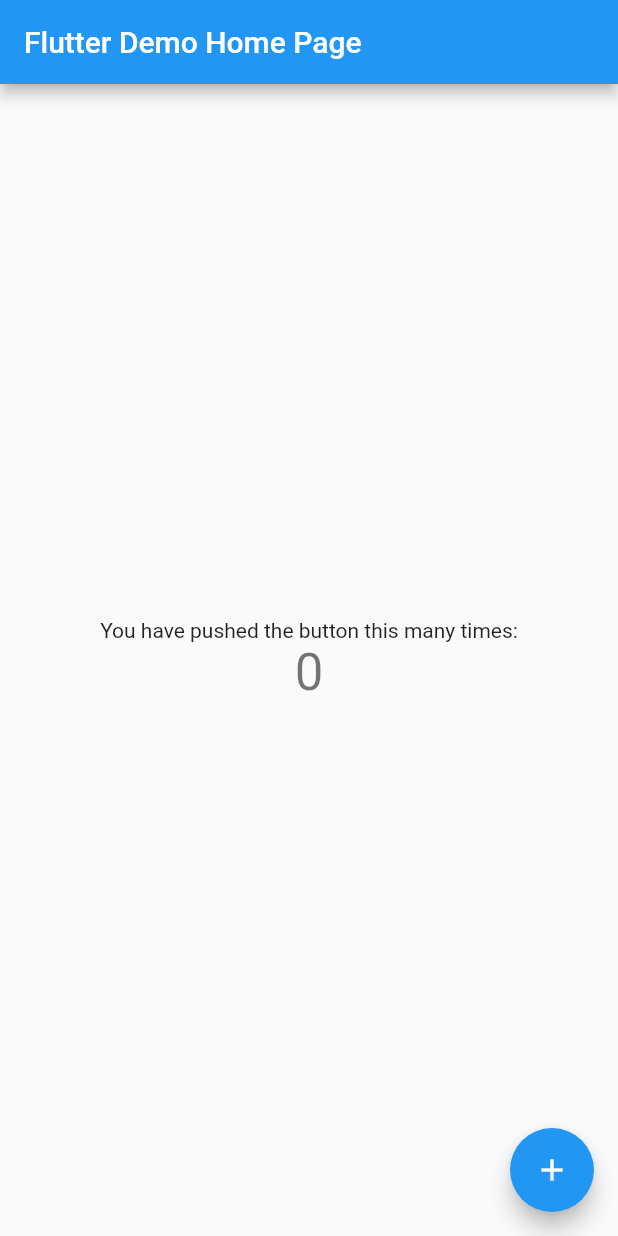
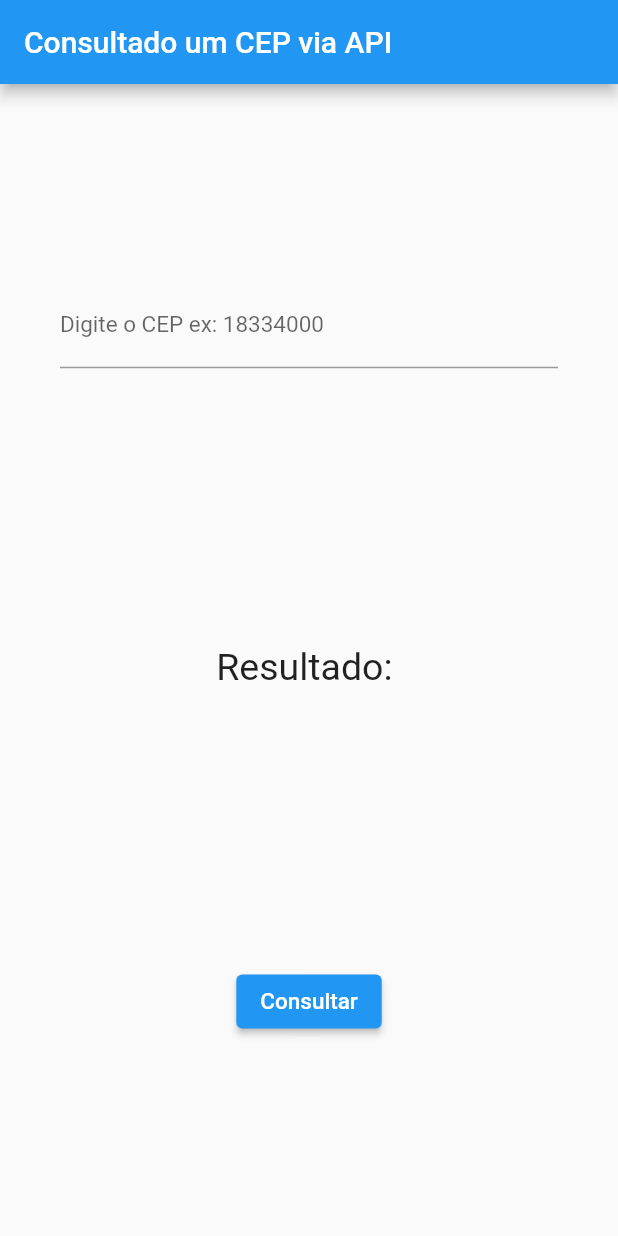
Before and after one commit to CleitonBrito/Flutter, a Flutter app: the screen it shows after launch, on a phone screen of 412 x 824 dp. Run offline on Flutter 3.47's test engine with Material 2 defaults, Android fonts, the light colour scheme and no system bars.

Commit message:
create module Home

```diff
--- /dev/null
+++ b/consulta_app/lib/Home.dart
@@ -0,0 +1,68 @@
+import 'dart:math';
+
+import 'package:flutter/material.dart';
+import 'package:http/http.dart' as http;
+import 'dart:convert';
+
+class Home extends StatefulWidget {
+  @override
+  _HomeState createState() => _HomeState();
+}
+
+class _HomeState extends State<Home> {
+  TextEditingController txtcep = new TextEditingController();
+  String resultado = '';
+
+  _consultaCep() async {
+    String cep = txtcep.text;
+    String url = "https://viacep.com.br/ws/${cep}/json/";
+    http.Response response;
+
+    response = await http.get(Uri.parse(url));
+
+    Map<String, dynamic> retorno = json.decode(response.body);
+
+    String logradouro = retorno["logradouro"];
+    String cidade = retorno["localidade"];
+    String bairro = retorno["bairro"];
+
+    setState(() {
+      resultado = "${logradouro}, ${bairro}, ${cidade}";
+    });
+  }
+
+  @override
+  Widget build(BuildContext context) {
+    return Scaffold(
+        appBar: AppBar(
+          title: Text("Consultado um CEP via API"),
+          backgroundColor: Colors.blue,
+        ),
+        body: Container(
+            padding: EdgeInsets.all(40),
+            child: Column(
+              mainAxisAlignment: MainAxisAlignment.spaceAround,
+              children: <Widget>[
+                TextField(
+                  keyboardType: TextInputType.number,
+                  decoration: InputDecoration(
+                    labelText: "Digite o CEP ex: 18334000",
+                  ),
+                  style: TextStyle(fontSize: 15),
+                  controller: txtcep,
+                ),
+                Text(
+                  "Resultado: ${resultado}",
+                  style: TextStyle(fontSize: 25),
+                ),
+                ElevatedButton(
+                  child: Text(
+                    "Consultar",
+                    style: TextStyle(fontSize: 15),
+                  ),
+                  onPressed: _consultaCep,
+                )
+              ],
+            )));
+  }
+}
--- a/consulta_app/lib/main.dart
+++ b/consulta_app/lib/main.dart
@@ -1,115 +1,6 @@
 import 'package:flutter/material.dart';
+import 'Home.dart';
 
 void main() {
-  runApp(const MyApp());
+  runApp(MaterialApp(home: Home()));
 }
-
-class MyApp extends StatelessWidget {
-  const MyApp({super.key});
-
-  // This widget is the root of your application.
-  @override
-  Widget build(BuildContext context) {
-    return MaterialApp(
-      title: 'Flutter Demo',
-      theme: ThemeData(
-        // This is the theme of your application.
-        //
-        // Try running your application with "flutter run". You'll see the
-        // application has a blue toolbar. Then, without quitting the app, try
-        // changing the primarySwatch below to Colors.green and then invoke
-        // "hot reload" (press "r" in the console where you ran "flutter run",
-        // or simply save your changes to "hot reload" in a Flutter IDE).
-        // Notice that the counter didn't reset back to zero; the application
-        // is not restarted.
-        primarySwatch: Colors.blue,
-      ),
-      home: const MyHomePage(title: 'Flutter Demo Home Page'),
-    );
-  }
-}
-
-class MyHomePage extends StatefulWidget {
-  const MyHomePage({super.key, required this.title});
-
-  // This widget is the home page of your application. It is stateful, meaning
-  // that it has a State object (defined below) that contains fields that affect
-  // how it looks.
-
-  // This class is the configuration for the state. It holds the values (in this
-  // case the title) provided by the parent (in this case the App widget) and
-  // used by the build method of the State. Fields in a Widget subclass are
-  // always marked "final".
-
-  final String title;
-
-  @override
-  State<MyHomePage> createState() => _MyHomePageState();
-}
-
-class _MyHomePageState extends State<MyHomePage> {
-  int _counter = 0;
-
-  void _incrementCounter() {
-    setState(() {
-      // This call to setState tells the Flutter framework that something has
-      // changed in this State, which causes it to rerun the build method below
-      // so that the display can reflect the updated values. If we changed
-      // _counter without calling setState(), then the build method would not be
-      // called again, and so nothing would appear to happen.
-      _counter++;
-    });
-  }
-
-  @override
-  Widget build(BuildContext context) {
-    // This method is rerun every time setState is called, for instance as done
-    // by the _incrementCounter method above.
-    //
-    // The Flutter framework has been optimized to make rerunning build methods
-    // fast, so that you can just rebuild anything that needs updating rather
-    // than having to individually change instances of widgets.
-    return Scaffold(
-      appBar: AppBar(
-        // Here we take the value from the MyHomePage object that was created by
-        // the App.build method, and use it to set our appbar title.
-        title: Text(widget.title),
-      ),
-      body: Center(
-        // Center is a layout widget. It takes a single child and positions it
-        // in the middle of the parent.
-        child: Column(
-          // Column is also a layout widget. It takes a list of children and
-          // arranges them vertically. By default, it sizes itself to fit its
-          // children horizontally, and tries to be as tall as its parent.
-          //
-          // Invoke "debug painting" (press "p" in the console, choose the
-          // "Toggle Debug Paint" action from the Flutter Inspector in Android
-          // Studio, or the "Toggle Debug Paint" command in Visual Studio Code)
-          // to see the wireframe for each widget.
-          //
-          // Column has various properties to control how it sizes itself and
-          // how it positions its children. Here we use mainAxisAlignment to
-          // center the children vertically; the main axis here is the vertical
-          // axis because Columns are vertical (the cross axis would be
-          // horizontal).
-          mainAxisAlignment: MainAxisAlignment.center,
-          children: <Widget>[
-            const Text(
-              'You have pushed the button this many times:',
-            ),
-            Text(
-              '$_counter',
-              style: Theme.of(context).textTheme.headlineMedium,
-            ),
-          ],
-        ),
-      ),
-      floatingActionButton: FloatingActionButton(
-        onPressed: _incrementCounter,
-        tooltip: 'Increment',
-        child: const Icon(Icons.add),
-      ), // This trailing comma makes auto-formatting nicer for build methods.
-    );
-  }
-}
--- a/consulta_app/pubspec.yaml
+++ b/consulta_app/pubspec.yaml
@@ -35,6 +35,7 @@
   # The following adds the Cupertino Icons font to your application.
   # Use with the CupertinoIcons class for iOS style icons.
   cupertino_icons: ^1.0.2
+  http: ^0.13.3
 
 dev_dependencies:
   flutter_test:
```
Also changed, not shown: consulta_app/pubspec.lock, 1 other file.
